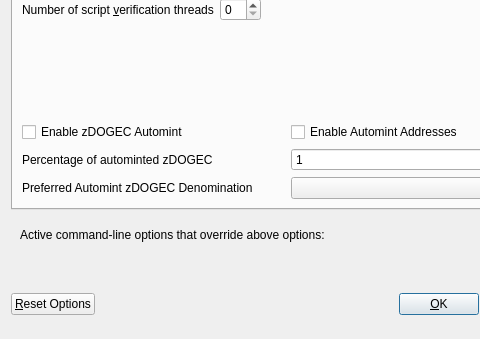
Liquid369/blank, file src/qt/forms/optionsdialog.ui: the form before one commit; both pictures show x 0 to 480 and y 103 to 442 of the 576 by 442 pixel window.
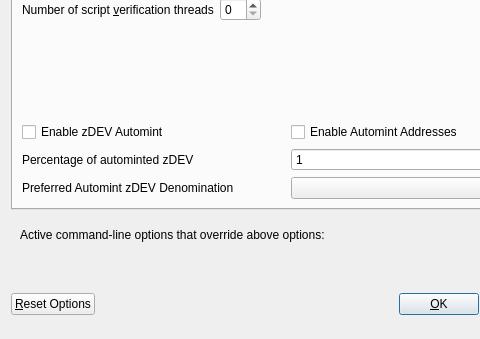
The form after the commit. Custom widgets are drawn as their Qt base class.

The edit to the form file:
```diff
--- a/src/qt/forms/optionsdialog.ui
+++ b/src/qt/forms/optionsdialog.ui
@@ -147,7 +147,7 @@
                <enum>Qt::LeftToRight</enum>
               </property>
               <property name="text">
-               <string>Enable zDOGEC Automint</string>
+               <string>Enable zDEV Automint</string>
               </property>
              </widget>
             </item>
@@ -174,7 +174,7 @@
                <string>Percentage of incoming DEV which get automatically converted to zDOGEC via Zerocoin Protocol (min: 10%)</string>
               </property>
               <property name="text">
-               <string>Percentage of autominted zDOGEC</string>
+               <string>Percentage of autominted zDEV</string>
               </property>
              </widget>
             </item>
@@ -207,7 +207,7 @@
                <string>Wait with automatic conversion to Zerocoin until enough DEV for this denomination is available</string>
               </property>
               <property name="text">
-               <string>Preferred Automint zDOGEC Denomination</string>
+               <string>Preferred Automint zDEV Denomination</string>
               </property>
              </widget>
             </item>
```
Left out of the diff: 6 changed lines with no effect on the pictures.
